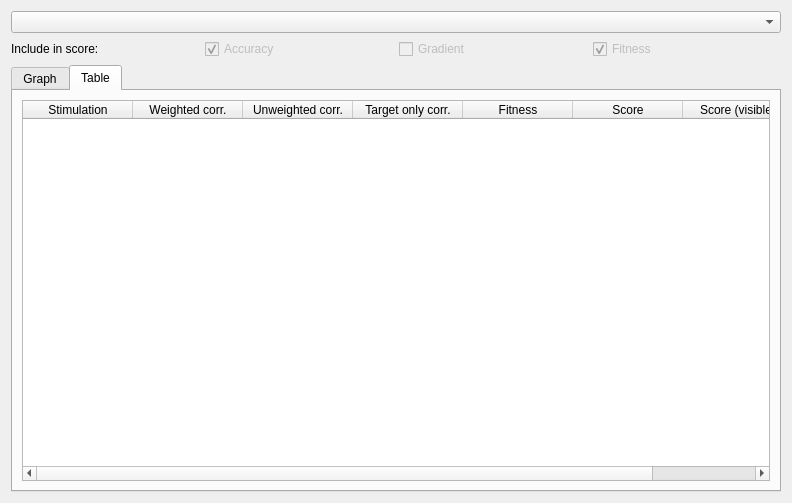
Above: src/gui/samplingprofileplotter.ui from CompEphys-team/rtdo before the change. Below: the same form after it.
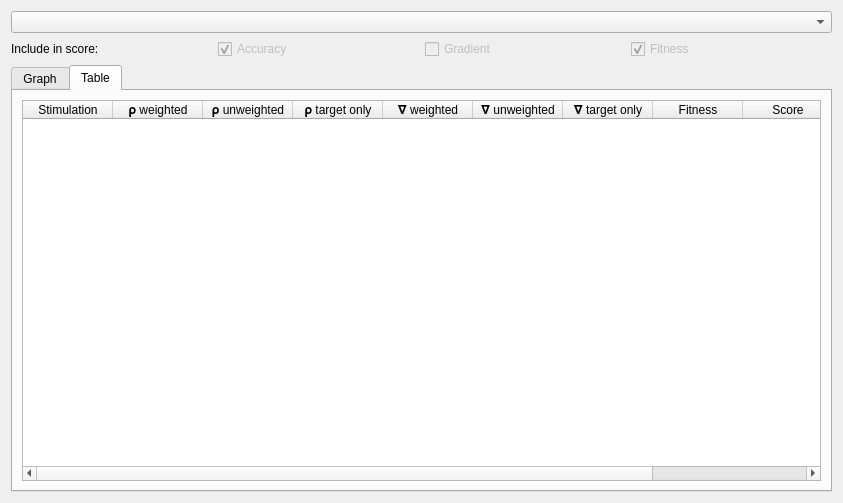
That is the form after the change. The open tabs and pages were chosen to show the change. Custom widgets are drawn as their Qt base class.

Diff of the .ui file:
```diff
--- a/src/gui/samplingprofileplotter.ui
+++ b/src/gui/samplingprofileplotter.ui
@@ -6,7 +6,7 @@
    <rect>
     <x>0</x>
     <y>0</y>
-    <width>685</width>
+    <width>843</width>
     <height>503</height>
    </rect>
   </property>
@@ -187,7 +187,7 @@
           <bool>true</bool>
          </property>
          <attribute name="horizontalHeaderDefaultSectionSize">
-          <number>110</number>
+          <number>90</number>
          </attribute>
          <attribute name="verticalHeaderVisible">
           <bool>false</bool>
@@ -199,17 +199,32 @@
          </column>
          <column>
           <property name="text">
-           <string>Weighted corr.</string>
+           <string>𝛒 weighted</string>
           </property>
          </column>
          <column>
           <property name="text">
-           <string>Unweighted corr.</string>
+           <string>𝛒 unweighted</string>
           </property>
          </column>
          <column>
           <property name="text">
-           <string>Target only corr.</string>
+           <string>𝛒 target only</string>
+          </property>
+         </column>
+         <column>
+          <property name="text">
+           <string>𝛁 weighted</string>
+          </property>
+         </column>
+         <column>
+          <property name="text">
+           <string>𝛁 unweighted</string>
+          </property>
+         </column>
+         <column>
+          <property name="text">
+           <string>𝛁 target only</string>
           </property>
          </column>
          <column>
```
Left out of the diff: 44 changed lines with no effect on the pictures.
